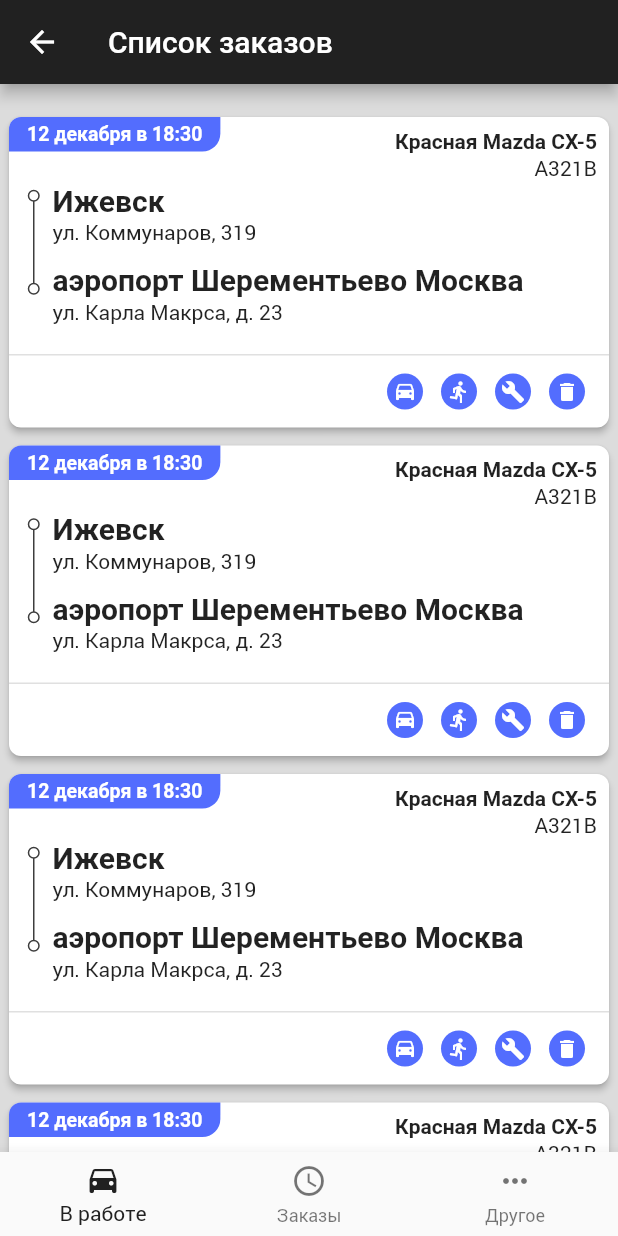
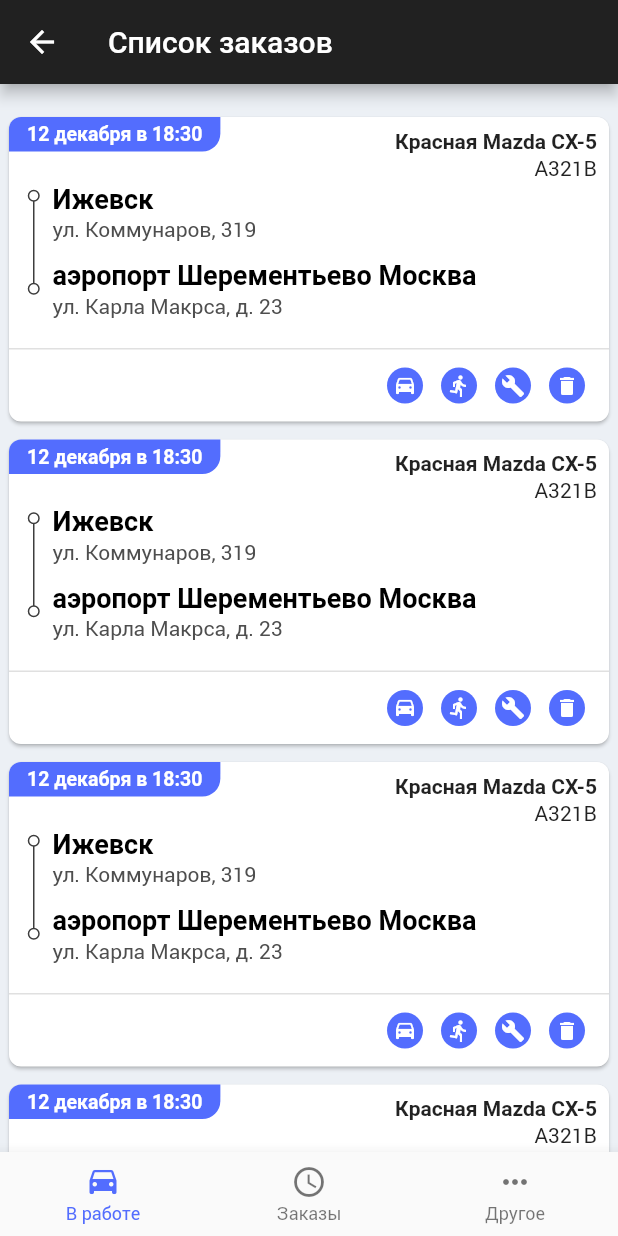
Before and after one commit to AndrewChupin/kiwi-app-driver, a Flutter app: the MainScreen screen opened directly, on a phone screen of 412 x 824 dp. Run offline on Flutter 3.47's test engine with Material 2 defaults, Android fonts, the phone set to English and light mode, and no system bars; our stand-ins replace flutter_svg.

Commit message:
KW: Изменен дизайн карточки

```diff
--- /dev/null
+++ b/lib/presentation/screens/details/order_details_screen.dart
@@ -0,0 +1,30 @@
+import 'package:flutter/material.dart';
+import 'package:flutter/widgets.dart';
+
+
+class OrderDetailsScreen extends StatefulWidget {
+  @override
+  State<StatefulWidget> createState() {
+    return OrderDetailsState();
+  }
+}
+
+
+class OrderDetailsState extends State<OrderDetailsScreen> {
+  @override
+  Widget build(BuildContext context) {
+    return Scaffold(
+      appBar: AppBar(
+        title: Text("Заказ"),
+      ),
+      body: Container(
+        padding: EdgeInsets.all(16),
+        child: Column(
+          children: <Widget>[
+
+          ],
+        ),
+      ),
+    );
+  }
+}
--- a/lib/presentation/screens/main_screen.dart
+++ b/lib/presentation/screens/main_screen.dart
@@ -2,18 +2,45 @@ import 'package:app_driver/presentation/screens/order_list_screen.dart';
 import 'package:flutter/material.dart';
 import 'package:flutter/widgets.dart';
 
-class MainScreen extends StatelessWidget {
+class MainScreen extends StatefulWidget {
+
+  @override
+  State<StatefulWidget> createState() {
+    return MainScreenState();
+  }
+}
 
 
+class MainScreenState extends State<MainScreen> {
+
+  var currentIndex = 0;
 
   @override
   Widget build(BuildContext context) {
+    Widget bodyPage;
+    switch (currentIndex) {
+      case 0:
+        bodyPage = OrderListScreen();
+        break;
+      case 1:
+        bodyPage = OrderListScreen();
+        break;
+      default:
+        bodyPage = OrderListScreen();
+        break;
+    }
+
     return Scaffold(
-      body: OrderListScreen(),
+      body: bodyPage,
       bottomNavigationBar: BottomNavigationBar(
-        currentIndex: 0, // this will be set when a new tab is tapped,
+        currentIndex: currentIndex,
+        selectedFontSize: 12,
+        unselectedFontSize: 12,
+        selectedItemColor: Colors.indigoAccent,
         onTap: (index) {
-
+          setState(() {
+            currentIndex = index;
+          });
         },
         items: [
           BottomNavigationBarItem(
--- a/lib/presentation/screens/order_list_item.dart
+++ b/lib/presentation/screens/order_list_item.dart
@@ -13,7 +13,7 @@ class OrderListItem extends StatelessWidget {
   @override
   Widget build(BuildContext context) {
     return Card(
-        elevation: 2,
+        elevation: 1,
         margin: EdgeInsets.only(
             top: 6,
             bottom: 6,
@@ -111,13 +111,15 @@ class OrderListItem extends StatelessWidget {
                                       Text(
                                         order.from.city,
                                         style: TextStyle(
-                                            fontSize: FontSizes.High,
-                                            fontWeight: FontWeight.bold
+                                            color: Colors.black,
+                                            fontSize: 18,
+                                            fontWeight: FontWeight.w600
                                         ),
                                       ),
                                       Text(
                                         order.from.address,
                                         style: TextStyle(
+                                            color: Color(0xFF4E4E4E),
                                             fontSize: FontSizes.Low,
                                             fontWeight: FontWeight.normal
                                         ),
@@ -131,13 +133,15 @@ class OrderListItem extends StatelessWidget {
                                         textAlign: TextAlign.left,
                                         maxLines: 1,
                                         style: TextStyle(
-                                            fontSize: FontSizes.High,
-                                            fontWeight: FontWeight.bold
+                                            color: Colors.black,
+                                            fontSize: 18,
+                                            fontWeight: FontWeight.w600
                                         ),
                                       ),
                                       Text(
                                         order.to.address,
                                         style: TextStyle(
+                                            color: Color(0xFF4E4E4E),
                                             fontSize: FontSizes.Low,
                                             fontWeight: FontWeight.normal
                                         ),
--- a/lib/presentation/screens/order_list_screen.dart
+++ b/lib/presentation/screens/order_list_screen.dart
@@ -38,7 +38,7 @@ class OrderListState extends State<OrderListScreen> {
         title: Text("Список заказов"),
       ),
       body: Container(
-        color: Colors.black12,
+        color: Color(0xFFECF0F5),
         child: ListView.builder(
             padding: EdgeInsets.only(
                 top: Edges.Base,
```
